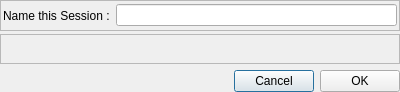
Old version of the form app/start/sessionsavedialog.ui in the repository rahmanshaber/corebox.
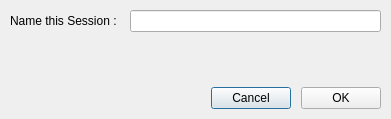
New version of the form.

What changed in the file:
```diff
--- a/app/start/sessionsavedialog.ui
+++ b/app/start/sessionsavedialog.ui
@@ -6,54 +6,49 @@
    <rect>
     <x>0</x>
     <y>0</y>
-    <width>400</width>
-    <height>92</height>
+    <width>391</width>
+    <height>119</height>
    </rect>
   </property>
   <property name="windowTitle">
    <string>Dialog</string>
   </property>
-  <layout class="QVBoxLayout" name="verticalLayout_3">
-   <property name="leftMargin">
-    <number>0</number>
-   </property>
-   <property name="topMargin">
-    <number>0</number>
-   </property>
-   <property name="rightMargin">
-    <number>0</number>
-   </property>
-   <property name="bottomMargin">
-    <number>0</number>
-   </property>
-   <item>
+  <property name="styleSheet">
+   <string notr="true"/>
+  </property>
     <layout class="QVBoxLayout" name="verticalLayout">
      <property name="spacing">
-      <number>3</number>
+    <number>0</number>
+   </property>
+   <property name="leftMargin">
+    <number>0</number>
+   </property>
+   <property name="topMargin">
+    <number>0</number>
+   </property>
+   <property name="rightMargin">
+    <number>0</number>
+   </property>
+   <property name="bottomMargin">
+    <number>0</number>
      </property>
      <item>
-      <widget class="QFrame" name="nameIt">
-       <property name="frameShape">
-        <enum>QFrame::StyledPanel</enum>
-       </property>
-       <property name="frameShadow">
-        <enum>QFrame::Raised</enum>
-       </property>
+    <widget class="QWidget" name="nameIt" native="true">
        <layout class="QHBoxLayout" name="horizontalLayout">
         <property name="spacing">
-         <number>3</number>
+       <number>10</number>
         </property>
         <property name="leftMargin">
-         <number>2</number>
+       <number>10</number>
         </property>
         <property name="topMargin">
-         <number>2</number>
+       <number>10</number>
         </property>
         <property name="rightMargin">
-         <number>2</number>
+       <number>10</number>
         </property>
         <property name="bottomMargin">
-         <number>2</number>
+       <number>10</number>
         </property>
         <item>
          <widget class="QLabel" name="lblName">
@@ -69,28 +64,22 @@
       </widget>
      </item>
      <item>
-      <widget class="QFrame" name="confirm">
-       <property name="frameShape">
-        <enum>QFrame::StyledPanel</enum>
-       </property>
-       <property name="frameShadow">
-        <enum>QFrame::Raised</enum>
-       </property>
+    <widget class="QWidget" name="confirm" native="true">
        <layout class="QVBoxLayout" name="verticalLayout_2">
         <property name="spacing">
          <number>3</number>
         </property>
         <property name="leftMargin">
-         <number>2</number>
+       <number>10</number>
         </property>
         <property name="topMargin">
-         <number>2</number>
+       <number>10</number>
         </property>
         <property name="rightMargin">
-         <number>2</number>
+       <number>10</number>
         </property>
         <property name="bottomMargin">
-         <number>2</number>
+       <number>10</number>
         </property>
         <item>
          <widget class="QLabel" name="cMessage">
@@ -105,10 +94,23 @@
        </layout>
       </widget>
      </item>
-    </layout>
-   </item>
    <item>
     <layout class="QHBoxLayout" name="buttons">
+     <property name="spacing">
+      <number>10</number>
+     </property>
+     <property name="leftMargin">
+      <number>10</number>
+     </property>
+     <property name="topMargin">
+      <number>10</number>
+     </property>
+     <property name="rightMargin">
+      <number>10</number>
+     </property>
+     <property name="bottomMargin">
+      <number>10</number>
+     </property>
      <item>
       <spacer name="horizontalSpacer">
        <property name="orientation">
```
Lines whose indentation alone changed are shown as unchanged.
